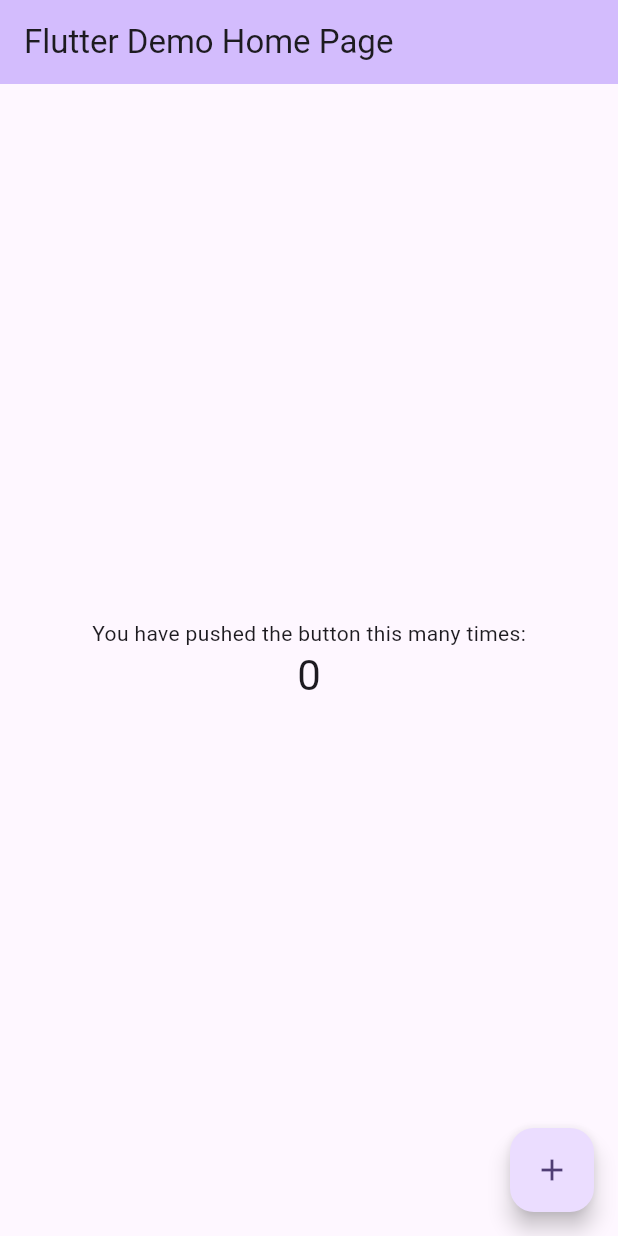
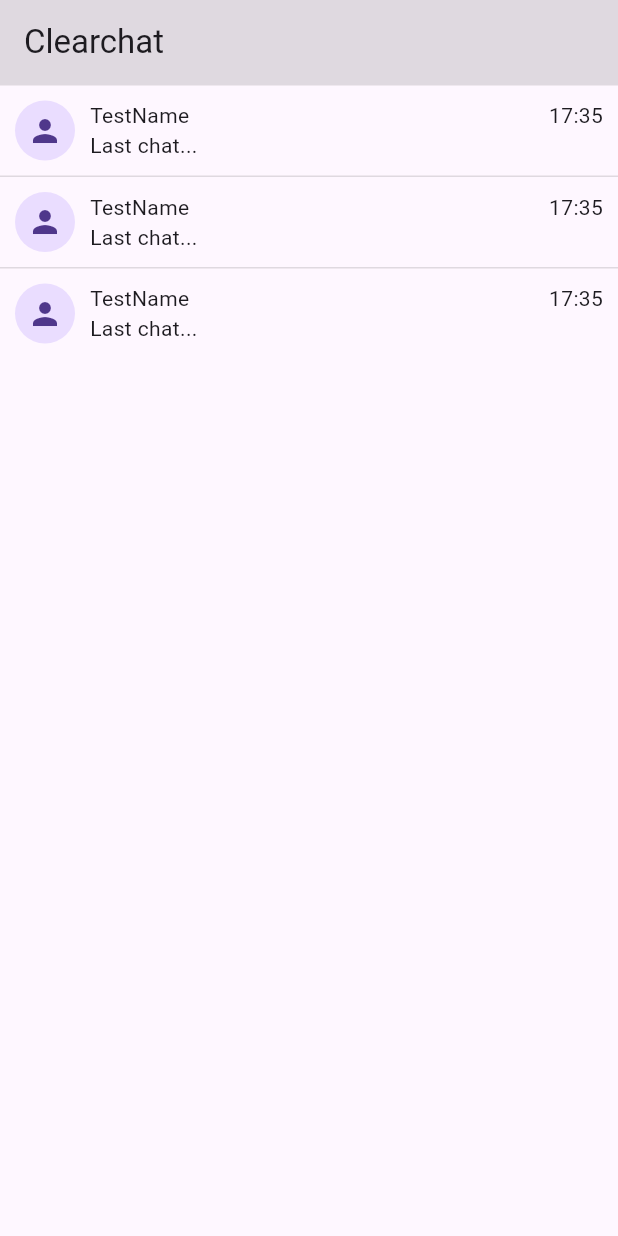
Before and after one commit to AshkanArabim/flirtify, a Flutter app: the screen it shows after launch, on a phone screen of 412 x 824 dp. Run offline on Flutter 3.47's test engine with Material 3 defaults, Android fonts, the phone set to English and light mode, and no system bars.

Commit message:
add hardcoded chat rows

```diff
--- a/lib/main.dart
+++ b/lib/main.dart
@@ -1,3 +1,4 @@
+import 'package:flirtify/pages/chats_page/Chats.dart';
 import 'package:flutter/material.dart';
 
 void main() {
@@ -7,119 +8,10 @@
 class MyApp extends StatelessWidget {
   const MyApp({super.key});
 
-  // This widget is the root of your application.
   @override
   Widget build(BuildContext context) {
     return MaterialApp(
-      title: 'Flutter Demo',
-      theme: ThemeData(
-        // This is the theme of your application.
-        //
-        // TRY THIS: Try running your application with "flutter run". You'll see
-        // the application has a purple toolbar. Then, without quitting the app,
-        // try changing the seedColor in the colorScheme below to Colors.green
-        // and then invoke "hot reload" (save your changes or press the "hot
-        // reload" button in a Flutter-supported IDE, or press "r" if you used
-        // the command line to start the app).
-        //
-        // Notice that the counter didn't reset back to zero; the application
-        // state is not lost during the reload. To reset the state, use hot
-        // restart instead.
-        //
-        // This works for code too, not just values: Most code changes can be
-        // tested with just a hot reload.
-        colorScheme: ColorScheme.fromSeed(seedColor: Colors.deepPurple),
-        useMaterial3: true,
-      ),
-      home: const MyHomePage(title: 'Flutter Demo Home Page'),
+      home: Chats(),
     );
   }
 }
-
-class MyHomePage extends StatefulWidget {
-  const MyHomePage({super.key, required this.title});
-
-  // This widget is the home page of your application. It is stateful, meaning
-  // that it has a State object (defined below) that contains fields that affect
-  // how it looks.
-
-  // This class is the configuration for the state. It holds the values (in this
-  // case the title) provided by the parent (in this case the App widget) and
-  // used by the build method of the State. Fields in a Widget subclass are
-  // always marked "final".
-
-  final String title;
-
-  @override
-  State<MyHomePage> createState() => _MyHomePageState();
-}
-
-class _MyHomePageState extends State<MyHomePage> {
-  int _counter = 0;
-
-  void _incrementCounter() {
-    setState(() {
-      // This call to setState tells the Flutter framework that something has
-      // changed in this State, which causes it to rerun the build method below
-      // so that the display can reflect the updated values. If we changed
-      // _counter without calling setState(), then the build method would not be
-      // called again, and so nothing would appear to happen.
-      _counter++;
-    });
-  }
-
-  @override
-  Widget build(BuildContext context) {
-    // This method is rerun every time setState is called, for instance as done
-    // by the _incrementCounter method above.
-    //
-    // The Flutter framework has been optimized to make rerunning build methods
-    // fast, so that you can just rebuild anything that needs updating rather
-    // than having to individually change instances of widgets.
-    return Scaffold(
-      appBar: AppBar(
-        // TRY THIS: Try changing the color here to a specific color (to
-        // Colors.amber, perhaps?) and trigger a hot reload to see the AppBar
-        // change color while the other colors stay the same.
-        backgroundColor: Theme.of(context).colorScheme.inversePrimary,
-        // Here we take the value from the MyHomePage object that was created by
-        // the App.build method, and use it to set our appbar title.
-        title: Text(widget.title),
-      ),
-      body: Center(
-        // Center is a layout widget. It takes a single child and positions it
-        // in the middle of the parent.
-        child: Column(
-          // Column is also a layout widget. It takes a list of children and
-          // arranges them vertically. By default, it sizes itself to fit its
-          // children horizontally, and tries to be as tall as its parent.
-          //
-          // Column has various properties to control how it sizes itself and
-          // how it positions its children. Here we use mainAxisAlignment to
-          // center the children vertically; the main axis here is the vertical
-          // axis because Columns are vertical (the cross axis would be
-          // horizontal).
-          //
-          // TRY THIS: Invoke "debug painting" (choose the "Toggle Debug Paint"
-          // action in the IDE, or press "p" in the console), to see the
-          // wireframe for each widget.
-          mainAxisAlignment: MainAxisAlignment.center,
-          children: <Widget>[
-            const Text(
-              'You have pushed the button this many times:',
-            ),
-            Text(
-              '$_counter',
-              style: Theme.of(context).textTheme.headlineMedium,
-            ),
-          ],
-        ),
-      ),
-      floatingActionButton: FloatingActionButton(
-        onPressed: _incrementCounter,
-        tooltip: 'Increment',
-        child: const Icon(Icons.add),
-      ), // This trailing comma makes auto-formatting nicer for build methods.
-    );
-  }
-}
--- /dev/null
+++ b/lib/pages/chats_page/Chats.dart
@@ -0,0 +1,28 @@
+import 'package:flutter/material.dart';
+import './ChatsRow.dart';
+
+class Chats extends StatefulWidget {
+  const Chats({super.key});
+
+  @override
+  State<Chats> createState() => _ChatsState();
+}
+
+class _ChatsState extends State<Chats> {
+  @override
+  Widget build(BuildContext context) {
+    return Scaffold(
+      appBar: AppBar(
+        title: Text('Clearchat'),
+        backgroundColor: Colors.black12,
+      ),
+      body: ListView(
+        children: [
+          ChatsRow(),
+          ChatsRow(),
+          ChatsRow(),
+        ],
+      ),
+    );
+  }
+}
--- /dev/null
+++ b/lib/pages/chats_page/ChatsRow.dart
@@ -0,0 +1,57 @@
+import 'package:flutter/material.dart';
+
+class ChatsRow extends StatelessWidget {
+  const ChatsRow({super.key});
+
+  @override
+  Widget build(BuildContext context) {
+    return InkWell(
+      onTap: () {
+        print('clicked');
+      },
+      child: Column(
+        children: [
+          Container(
+            decoration: const BoxDecoration(
+              border: Border(
+                top: BorderSide(width: 1.0, color: Colors.black12),
+              ),
+            ),
+            child: const Padding(
+              padding: EdgeInsets.all(10),
+              child: Row(
+                crossAxisAlignment: CrossAxisAlignment.start,
+                children: [
+                  CircleAvatar(
+                    child: Icon(Icons.person),
+                  ),
+                  SizedBox(
+                    width: 10,
+                  ),
+                  Expanded(
+                    child: Column(
+                      crossAxisAlignment: CrossAxisAlignment.start,
+                      children: [
+                        Text('TestName'),
+                        Text('Last chat...'),
+                      ],
+                    ),
+                  ),
+                  SizedBox(
+                    width: 10,
+                  ),
+                  Column(
+                    mainAxisAlignment: MainAxisAlignment.start,
+                    children: [
+                      Text('17:35'),
+                    ],
+                  )
+                ],
+              ),
+            ),
+          ),
+        ],
+      ),
+    );
+  }
+}
```
Also changed, not shown: lib/pages/chat_page/Chat.dart (added).
